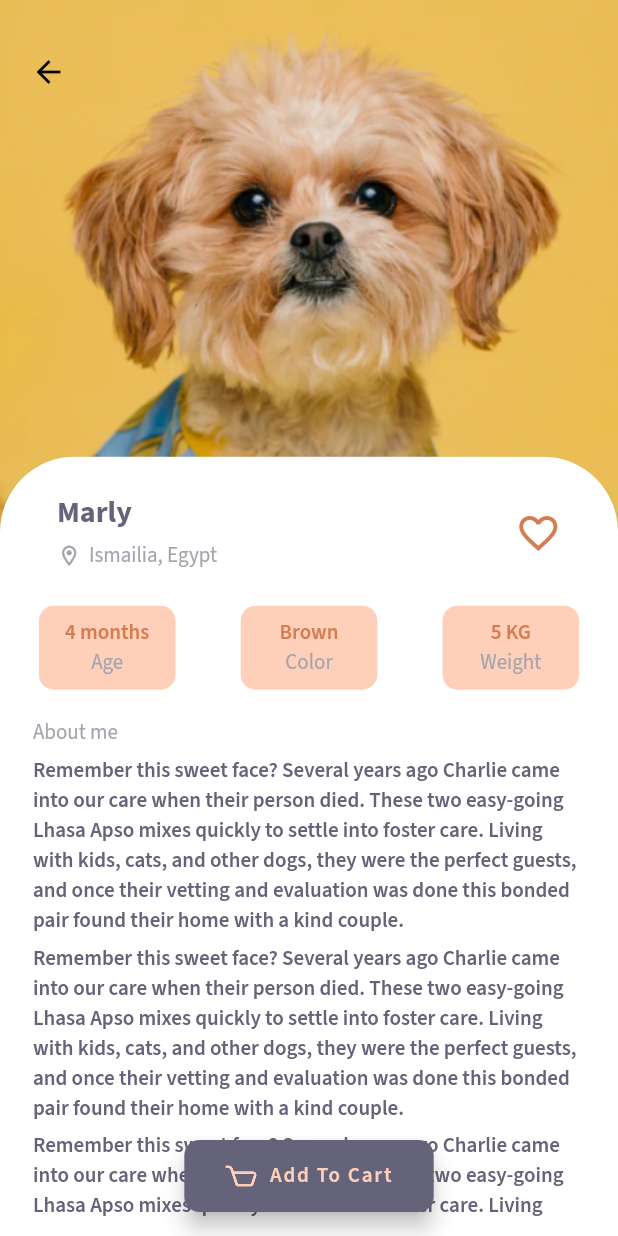
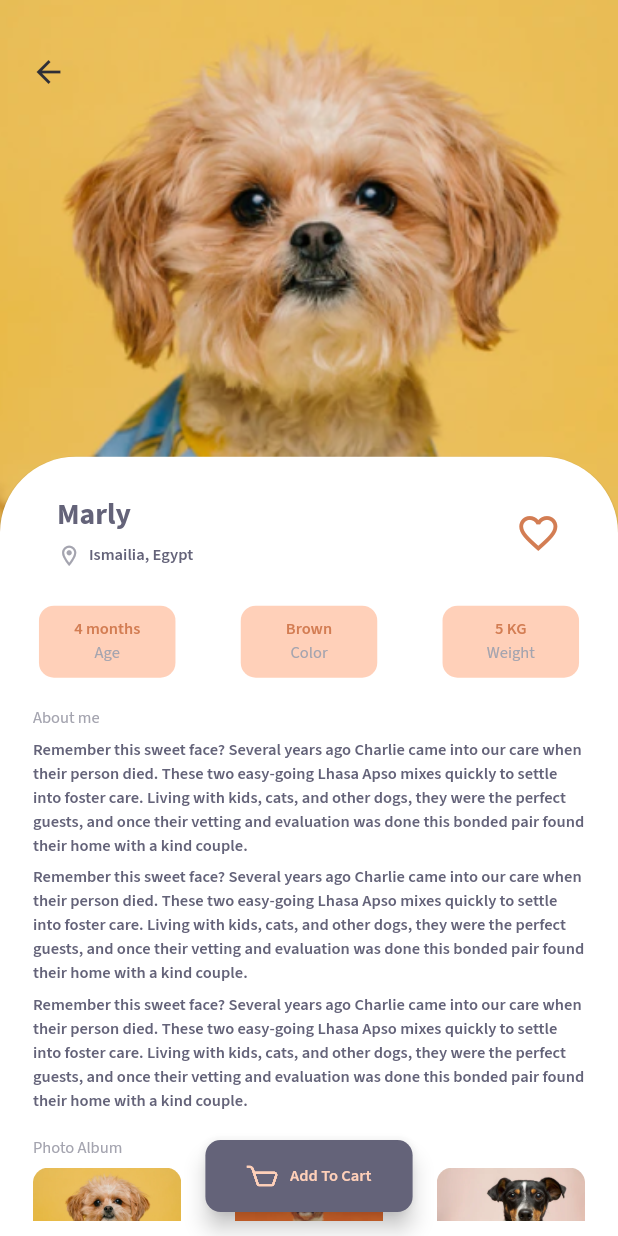
Before and after one commit to nahlanabil84/pet_shop, a Flutter app: the screen it shows after launch, after a tap on "BANANA", on a phone screen of 412 x 824 dp. Run offline on Flutter 3.47's test engine with Material 2 defaults, Android fonts, the phone set to English and light mode, and no system bars; our stand-ins replace device_preview, flutter_screenutil, flutter_svg, gap, google_fonts; network calls fail.

Commit message:
apply custom ThemeData

```diff
--- a/lib/details_screen/about_text.dart
+++ b/lib/details_screen/about_text.dart
@@ -1,9 +1,8 @@
 import 'package:flutter/material.dart';
-import 'package:pet_shop/styles.dart';
+//import 'package:pet_shop/styles.dart';
 
-Text buildAboutText(String animalAbout) {
+Text buildAboutText(String animalAbout, BuildContext context) {
   return Text(animalAbout,
-    style:
-    fontSourceSansProBold.copyWith(color: colorGrey),
+    style: Theme.of(context).textTheme.bodyMedium,
   );
 }
--- a/lib/details_screen/details.dart
+++ b/lib/details_screen/details.dart
@@ -1,6 +1,5 @@
 import 'package:flutter/material.dart';
 import 'package:flutter_screenutil/flutter_screenutil.dart';
-import 'package:pet_shop/styles.dart';
 
 import '../widgets/create_gap.dart';
 import 'details_cards_list.dart';
@@ -35,8 +34,11 @@ class DetailsScreen extends StatelessWidget {
               width: double.infinity,
               child: Card(
                 margin: const EdgeInsets.all(0.0),
-                shape: const RoundedRectangleBorder(
-                  borderRadius: BorderRadius.only(topLeft: Radius.circular(50.0), topRight: Radius.circular(50.0)),
+                shape: RoundedRectangleBorder(
+                  borderRadius: BorderRadius.only(
+                    topLeft: Radius.circular(50.r),
+                    topRight: Radius.circular(50.r),
+                  ),
                 ),
                 child: Padding(
                   padding: EdgeInsets.fromLTRB(20.w, 15.h, 20.w, 10.h),
@@ -45,26 +47,24 @@ class DetailsScreen extends StatelessWidget {
                       crossAxisAlignment: CrossAxisAlignment.start,
                       children: [
                         buildNameListTile(animal[itemIndex]["name"].toString(),
-                            animal[itemIndex]["from"].toString()),
+                            animal[itemIndex]["from"].toString(), context),
                         buildGap(8.h),
-                        buildDetailsCardList(animal, itemIndex),
+                        buildDetailsCardList(animal, itemIndex, context),
                         buildGap(15.h),
                         Text(
                           "About me",
-                          style:
-                              fontSourceSansPro.copyWith(color: colorLightGrey),
+                          style: Theme.of(context).textTheme.headlineSmall
                         ),
                         buildGap(5.h),
-                        buildAboutText(animal[itemIndex]["about"].toString()),
+                        buildAboutText(animal[itemIndex]["about"].toString(), context),
                         buildGap(5.h),
-                        buildAboutText(animal[itemIndex]["about"].toString()),
+                        buildAboutText(animal[itemIndex]["about"].toString(), context),
                         buildGap(5.h),
-                        buildAboutText(animal[itemIndex]["about"].toString()),
+                        buildAboutText(animal[itemIndex]["about"].toString(), context),
                         buildGap(15.h),
                         Text(
                           "Photo Album",
-                          style:
-                              fontSourceSansPro.copyWith(color: colorLightGrey),
+                          style: Theme.of(context).textTheme.headlineSmall,
                         ),
                         buildGap(5.h),
                         buildPhotoAlbumList(animal,itemIndex),
--- a/lib/details_screen/details_cards_list.dart
+++ b/lib/details_screen/details_cards_list.dart
@@ -1,18 +1,19 @@
+
 import 'package:flutter/material.dart';
 import 'package:pet_shop/styles.dart';
 
-Row buildDetailsCardList(List animal, int itemIndex){
+Row buildDetailsCardList(List animal, int itemIndex, BuildContext context){
   return Row(
     mainAxisAlignment: MainAxisAlignment.spaceBetween,
     children: [
-      buildDetailsCard(animal[itemIndex]["age"].toString(), "Age"),
-      buildDetailsCard(animal[itemIndex]["color"].toString(), "Color"),
-      buildDetailsCard(animal[itemIndex]["weight"].toString(), "Weight"),
+      buildDetailsCard(animal[itemIndex]["age"].toString(), "Age", context),
+      buildDetailsCard(animal[itemIndex]["color"].toString(), "Color", context),
+      buildDetailsCard(animal[itemIndex]["weight"].toString(), "Weight", context),
     ],
   );
 }
 
-Card buildDetailsCard(String detail, String title) {
+Card buildDetailsCard(String detail, String title, BuildContext context) {
   return Card(
     elevation: 0.0,
     color: colorLightOrange,
@@ -30,13 +31,11 @@ Card buildDetailsCard(String detail, String title) {
           children: [
             Text(
               detail,
-              style: fontSourceSansProBold.copyWith(
-                  color: colorOrange),
+              style: Theme.of(context).textTheme.labelMedium
             ),
             Text(
               title,
-              style: fontSourceSansPro.copyWith(
-                  color: colorLightGrey),
+              style: Theme.of(context).textTheme.headlineSmall
             ),
           ],
         ),
--- a/lib/details_screen/extended_floating_action_button.dart
+++ b/lib/details_screen/extended_floating_action_button.dart
@@ -1,5 +1,4 @@
 import 'package:flutter/material.dart';
-import 'package:flutter_screenutil/flutter_screenutil.dart';
 import 'package:flutter_svg/flutter_svg.dart';
 import 'package:pet_shop/styles.dart';
 
@@ -13,21 +12,13 @@ class ExtendedFloatingActionButtonWidget extends StatelessWidget {
     return FloatingActionButton.extended(
       label: Text(
         "Add To Cart",
-        style: fontSourceSansProBold.copyWith(color: colorLightOrange),
+        style: Theme.of(context).textTheme.labelLarge,
       ),
       icon: SvgPicture.asset(
         'assets/cart_selected.svg',
         color: colorLightOrange,
       ),
       onPressed: () {},
-      backgroundColor: colorDarkGrey,
-      shape: RoundedRectangleBorder(
-        borderRadius: BorderRadius.all(
-          Radius.circular(10.r),
-        ),
-      ),
-      extendedPadding:
-      EdgeInsets.symmetric(vertical: 15.h, horizontal: 25.w),
     );
   }
 }
--- a/lib/details_screen/name_list_tile.dart
+++ b/lib/details_screen/name_list_tile.dart
@@ -1,14 +1,14 @@
+
 import 'package:flutter/material.dart';
 import 'package:flutter_screenutil/flutter_screenutil.dart';
 import 'package:pet_shop/styles.dart';
 
 import '../widgets/create_gap.dart';
 
-ListTile buildNameListTile(String animalName, String animalFrom) {
+ListTile buildNameListTile(String animalName, String animalFrom, BuildContext context) {
   return ListTile(
     title: Text(animalName,
-      style: fontSourceSansProBlack.copyWith(
-          color: colorDarkGrey, fontSize: 20.0),
+      style: Theme.of(context).textTheme.titleLarge
     ),
     subtitle: Padding(
       padding: EdgeInsets.only(top: 5.h),
@@ -21,8 +21,7 @@ ListTile buildNameListTile(String animalName, String animalFrom) {
           ),
           buildGap(5.h),
           Text(animalFrom,
-            style: fontSourceSansPro.copyWith(
-                color: colorLightGrey),
+            style: Theme.of(context).textTheme.bodyMedium
           ),
         ],
       ),
--- a/lib/details_screen/transparent_appbar.dart
+++ b/lib/details_screen/transparent_appbar.dart
@@ -11,11 +11,6 @@ class TransparentAppBarWidget extends StatelessWidget implements PreferredSizeWi
     return Padding(
       padding: EdgeInsets.only(top: 20.h, left: 4.w),
       child: AppBar(
-        iconTheme: const IconThemeData(
-          color: Colors.black, //change your color here
-        ),
-        backgroundColor: Colors.transparent,
-        elevation: 0,
       ),
     );
   }
--- a/lib/main_screen/animal_list_item.dart
+++ b/lib/main_screen/animal_list_item.dart
@@ -2,6 +2,8 @@ import 'package:flutter/material.dart';
 import 'package:flutter_screenutil/flutter_screenutil.dart';
 import 'package:pet_shop/styles.dart';
 import 'package:pet_shop/details_screen/details.dart';
+
+import '../widgets/create_gap.dart';
 
 SizedBox buildItem(int index, List animal, BuildContext context) {
   return SizedBox(
@@ -38,9 +40,7 @@ SizedBox buildItem(int index, List animal, BuildContext context) {
                     fit: BoxFit.cover,
                   ),
                 ),
-                SizedBox(
-                  height: 5.h,
-                ),
+                buildGap(5.h),
                 Row(
                   mainAxisAlignment: MainAxisAlignment.spaceBetween,
                   crossAxisAlignment: CrossAxisAlignment.center,
@@ -56,10 +56,7 @@ SizedBox buildItem(int index, List animal, BuildContext context) {
                             vertical: 3.h, horizontal: 10.w),
                         child: Text(
                           animal[index]["type"].toString(),
-                          style: fontSourceSansProBold.copyWith(
-                            fontSize: 10.sp,
-                            color: colorOrange,
-                          ),
+                          style: Theme.of(context).textTheme.titleSmall
                         ),
                       ),
                     ),
@@ -74,20 +71,19 @@ SizedBox buildItem(int index, List animal, BuildContext context) {
                   padding: EdgeInsets.only(left: 3.w),
                   child: Text(
                     animal[index]["name"].toString(),
-                    style: fontSourceSansProBlack.copyWith(
-                        color: colorDarkGrey, fontSize: 16.sp),
+                    style: Theme.of(context).textTheme.titleMedium
                   ),
                 ),
                 Padding(
                   padding: EdgeInsets.only(left: 3.w),
                   child: Text(
                     animal[index]["date"].toString(),
-                    style: fontSourceSansPro.copyWith(
-                        color: colorLightGrey, fontSize: 14.sp),
+                    style: Theme.of(context).textTheme.bodySmall
                   ),
                 ),
               ],
-            )),
+            ),
+        ),
       ),
     ),
   );
--- a/lib/main_screen/body_home.dart
+++ b/lib/main_screen/body_home.dart
@@ -1,7 +1,6 @@
 import 'package:flutter/material.dart';
 import 'package:flutter_screenutil/flutter_screenutil.dart';
 import 'package:pet_shop/main_screen/welcome_message_widget.dart';
-import 'package:pet_shop/styles.dart';
 
 import '../cats_json.dart';
 import '../dogs_json.dart';
@@ -41,8 +40,7 @@ class HomeBodyWidget extends StatelessWidget {
                     padding: EdgeInsets.only(left: 15.w),
                     child: Text(
                       "Dogs 🐕",
-                      style: fontSourceSansProBlack.copyWith(
-                          color: colorDarkGrey, fontSize: 20.sp),
+                      style: Theme.of(context).textTheme.titleLarge
                     ),
                   ),
                   buildGap(8.h),
@@ -52,8 +50,7 @@ class HomeBodyWidget extends StatelessWidget {
                     padding: EdgeInsets.only(left: 15.w),
                     child: Text(
                       "Cats 🐈",
-                      style: fontSourceSansProBlack.copyWith(
-                          color: colorDarkGrey, fontSize: 20.sp),
+                      style: Theme.of(context).textTheme.titleLarge
                     ),
                   ),
                   buildGap(8.h),
--- a/lib/main_screen/main.dart
+++ b/lib/main_screen/main.dart
@@ -1,8 +1,9 @@
 import 'package:device_preview/device_preview.dart';
 import 'package:flutter/material.dart';
 import 'package:flutter_screenutil/flutter_screenutil.dart';
-import 'package:pet_shop/styles.dart';
+//import 'package:pet_shop/styles.dart';
 
+import 'package:pet_shop/theme.dart';
 import '../widgets/bottom_navigation_bar.dart';
 import 'body_home.dart';
 import 'body_cart.dart';
@@ -22,8 +23,9 @@ class MyApp extends StatelessWidget {
   @override
   Widget build(BuildContext context) {
     return ScreenUtilInit(
-      builder: (BuildContext context, child) => const MaterialApp(
+      builder: (BuildContext context, child) => MaterialApp(
         home: MyHomePage(),
+        theme: AppTheme().buildThemeData(),
         debugShowCheckedModeBanner: false,
       ),
       designSize: const Size(375, 812),
@@ -40,7 +42,7 @@ class MyHomePage extends StatefulWidget {
 
 class _MyHomePageState extends State<MyHomePage> {
 
-  int _currentIndex = 0;
+  final int _currentIndex = 0;
   List<Widget> pages = [
     const HomeBodyWidget(),
     const CartBodyWidget(),
@@ -51,7 +53,6 @@ class _MyHomePageState extends State<MyHomePage> {
   Widget build(BuildContext context) {
     return SafeArea(
       child: Scaffold(
-        backgroundColor: colorBackground,
         body: pages.elementAt((_currentIndex),),
         bottomNavigationBar: const CustomBottomNavigationBar(),
       ),
--- a/lib/main_screen/welcome_message_widget.dart
+++ b/lib/main_screen/welcome_message_widget.dart
@@ -39,29 +39,18 @@ class WelcomeMessageWidget extends StatelessWidget {
                         children: [
                           Text(
                             "Hello ",
-                            style: fontSourceSansProLight
-                                .copyWith(
-                              fontSize: 18.sp,
-                              color: colorBlack,
-                            ),
+                            style: Theme.of(context).textTheme.displayMedium
                           ),
                           Text(
                             "Nahla 👋",
-                            style: fontSourceSansProBold
-                                .copyWith(
-                              fontSize: 18.sp,
-                              color: colorBlack,
-                            ),
+                            style: Theme.of(context).textTheme.displayLarge
                           )
                         ],
                       ),
                       buildGap(5.h),
                       Text(
                         "Ready for an amazing and lucky experience 🐈🐕‍",
-                        style: fontSourceSansPro.copyWith(
-                          fontSize: 16.sp,
-                          color: colorBlack,
-                        ),
+                        style: Theme.of(context).textTheme.displaySmall
                       ),
                     ]),
               ),
--- /dev/null
+++ b/lib/theme.dart
@@ -0,0 +1,96 @@
+import 'package:flutter/material.dart';
+import 'package:flutter_screenutil/flutter_screenutil.dart';
+import 'package:pet_shop/styles.dart';
+
+class AppTheme{
+  ThemeData buildThemeData() {
+    return ThemeData(
+      primaryColor: colorOrange,
+
+      scaffoldBackgroundColor: colorBackground,
+
+      //colorScheme: ColorScheme.fromSwatch(primarySwatch: colorDarkOrange),
+
+      fontFamily: 'Source Sans Pro',
+
+      appBarTheme: buildAppBarTheme(),
+
+      textTheme: buildTextTheme(),
+
+      bottomNavigationBarTheme: buildBottomNavigationBarThemeData(),
+
+      floatingActionButtonTheme: buildFloatingActionButtonThemeData(),
+    );
+  }
+
+  FloatingActionButtonThemeData buildFloatingActionButtonThemeData() {
+    return FloatingActionButtonThemeData(
+      backgroundColor: colorDarkGrey,
+      shape: RoundedRectangleBorder(
+        borderRadius: BorderRadius.all(
+          Radius.circular(10.r),
+        ),
+      ),
+      extendedPadding:
+      EdgeInsets.symmetric(vertical: 15.h, horizontal: 25.w),
+    );
+  }
+
+  BottomNavigationBarThemeData buildBottomNavigationBarThemeData() {
+    return const BottomNavigationBarThemeData(
+      backgroundColor: colorWhite,
+      showSelectedLabels: false,
+      showUnselectedLabels: false,
+    );
+  }
+
+  AppBarTheme buildAppBarTheme() {
+    return const AppBarTheme(
+      iconTheme: IconThemeData(
+        color: colorBlack, //change your color here
+      ),
+      backgroundColor: Colors.transparent,
+      elevation: 0,
+    );
+  }
+
+  TextTheme buildTextTheme() {
+    return TextTheme(
+      displayLarge: fontSourceSansProBold.copyWith(
+        fontSize: 16.sp, color: colorBlack),
+
+      displayMedium: fontSourceSansProLight.copyWith(
+        fontSize: 16.sp, color: colorBlack),
+
+      displaySmall: fontSourceSansPro.copyWith(fontSize: 14.sp,
+        color: colorBlack),
+
+      titleLarge: fontSourceSansProBlack.copyWith(
+          color: colorDarkGrey, fontSize: 18.sp),
+
+      titleMedium: fontSourceSansProBlack.copyWith(
+          color: colorDarkGrey, fontSize: 14.sp),
+
+      titleSmall: fontSourceSansProBold.copyWith(
+          fontSize: 8.sp, color: colorOrange),
+
+      //change size
+      bodyMedium: fontSourceSansProBold.copyWith(
+          color: colorGrey, fontSize: 10.sp),
+
+      bodySmall: fontSourceSansPro.copyWith(
+          color: colorLightGrey, fontSize: 12.sp),
+
+      //change size
+      headlineSmall: fontSourceSansPro.copyWith(
+          color: colorLightGrey, fontSize: 10.sp),
+      //change size
+      labelMedium: fontSourceSansProBold.copyWith(
+          color: colorOrange, fontSize: 10.sp),
+      //change size
+      labelLarge: fontSourceSansProBold.copyWith(
+          color: colorLightOrange, fontSize: 10.sp),
+
+    );
+  }
+}
--- a/lib/widgets/bottom_navigation_bar.dart
+++ b/lib/widgets/bottom_navigation_bar.dart
@@ -1,6 +1,5 @@
 import 'package:flutter/material.dart';
 import 'package:flutter_svg/flutter_svg.dart';
-import 'package:pet_shop/styles.dart';
 
 class CustomBottomNavigationBar extends StatefulWidget {
   const CustomBottomNavigationBar({super.key});
@@ -42,9 +41,10 @@ class _CustomBottomNavigationBar extends State<CustomBottomNavigationBar>{
         ],
         currentIndex: _selectedIndex,
         onTap: _onItemTapped,
-        backgroundColor: colorWhite,
-        showSelectedLabels: false,
-        showUnselectedLabels: false,
+
+        // backgroundColor: colorWhite,
+        // showSelectedLabels: false,
+        // showUnselectedLabels: false,
       );
     }
   }
```
